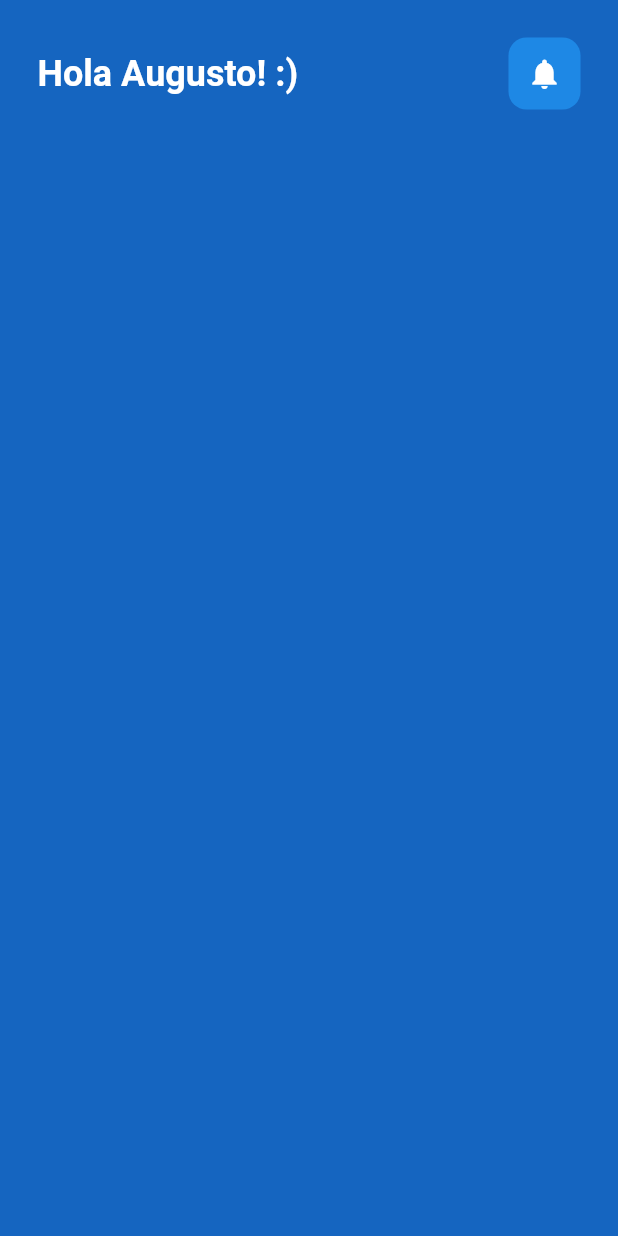
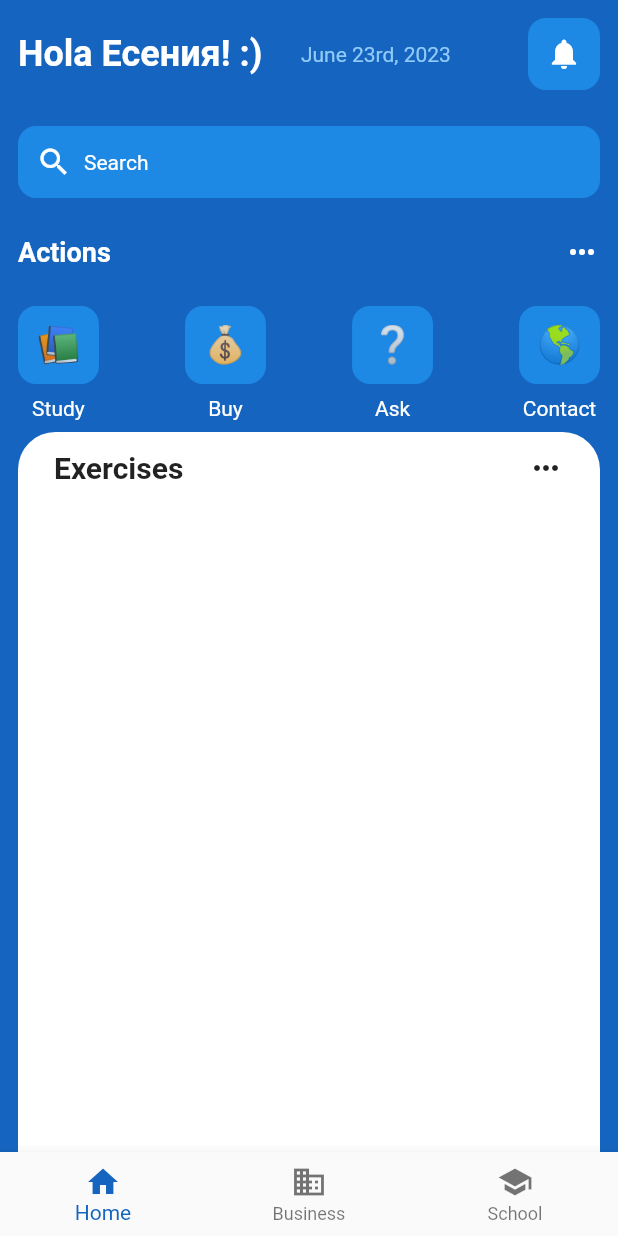
Before and after one commit to AugustoDiaz-Dev/FlutterProjects, a Flutter app: the screen it shows after launch, on a phone screen of 412 x 824 dp. Run offline on Flutter 3.47's test engine with Material 2 defaults, Android fonts, the phone set to English and light mode, and no system bars; our stand-ins replace flutter_spinkit.

Commit message:
UI Project Layout

```diff
--- a/ui_project/lib/pages/home_page.dart
+++ b/ui_project/lib/pages/home_page.dart
@@ -1,4 +1,7 @@
+// ignore_for_file: prefer_const_constructors
+
 import 'package:flutter/material.dart';
+import 'package:ui_project/utilities/actions.dart';
 
 class HomePage extends StatefulWidget {
   const HomePage({super.key});
@@ -12,19 +15,41 @@ class _HomePageState extends State<HomePage> {
   Widget build(BuildContext context) {
     return Scaffold(
         backgroundColor: Colors.blue[800],
+        // BOTTOM NAVIGATION BAR
+        bottomNavigationBar: BottomNavigationBar(
+          items: const <BottomNavigationBarItem>[
+            BottomNavigationBarItem(
+              icon: Icon(Icons.home),
+              label: 'Home',
+            ),
+            BottomNavigationBarItem(
+              icon: Icon(Icons.business),
+              label: 'Business',
+            ),
+            BottomNavigationBarItem(
+              icon: Icon(Icons.school),
+              label: 'School',
+            ),
+          ],
+          selectedItemColor: Colors.blue[800],
+        ),
         body: SafeArea(
           child: Padding(
-            padding: EdgeInsets.all(25.0),
+            padding: const EdgeInsets.fromLTRB(12, 12, 12, 0),
             child: Column(
               children: [
+                // HEADER
                 Row(
                   mainAxisAlignment: MainAxisAlignment.spaceBetween,
                   children: [
-                    Text('Hola Augusto! :)',
+                    Text('Hola Есения! :)',
                         style: TextStyle(
                             color: Colors.white,
                             fontSize: 24,
                             fontWeight: FontWeight.bold)),
+                    Text('June 23rd, 2023',
+                        style: TextStyle(color: Colors.blue[200])),
+                    SizedBox(height: 8),
                     Container(
                       decoration: BoxDecoration(
                         color: Colors.blue[600],
@@ -37,7 +62,138 @@ class _HomePageState extends State<HomePage> {
                       ),
                     )
                   ],
-                )
+                ),
+                SizedBox(height: 24),
+                // SEARCH BAR
+                Container(
+                  decoration: BoxDecoration(
+                    color: Colors.blue[600],
+                    borderRadius: BorderRadius.circular(12),
+                  ),
+                  padding: EdgeInsets.all(12),
+                  child: Row(children: const [
+                    Icon(
+                      Icons.search,
+                      color: Colors.white,
+                    ),
+                    SizedBox(
+                      width: 8,
+                    ),
+                    Text('Search',
+                        style: TextStyle(
+                          color: Colors.white,
+                        )),
+                  ]),
+                ),
+                SizedBox(height: 24),
+                // THIRD PART
+                Row(
+                  mainAxisAlignment: MainAxisAlignment.spaceBetween,
+                  children: const [
+                    Text('Actions',
+                        style: TextStyle(
+                            color: Colors.white,
+                            fontSize: 18,
+                            fontWeight: FontWeight.bold)),
+                    SizedBox(width: 8),
+                    Icon(
+                      Icons.more_horiz,
+                      color: Colors.white,
+                    ),
+                  ],
+                ),
+                SizedBox(height: 24),
+                // ICONS
+                Row(
+                  mainAxisAlignment: MainAxisAlignment.spaceBetween,
+                  children: const [
+                    Column(
+                      children: [
+                        MyActions(
+                          myActions: '📚',
+                        ),
+                        SizedBox(height: 8),
+                        Text('Study',
+                            style: TextStyle(
+                              color: Colors.white,
+                              fontSize: 14,
+                            ))
+                      ],
+                    ),
+                    Column(
+                      children: [
+                        MyActions(
+                          myActions: '💰',
+                        ),
+                        SizedBox(height: 8),
+                        Text('Buy',
+                            style: TextStyle(
+                              color: Colors.white,
+                              fontSize: 14,
+                            ))
+                      ],
+                    ),
+                    Column(
+                      children: [
+                        MyActions(
+                          myActions: '❔',
+                        ),
+                        SizedBox(height: 8),
+                        Text('Ask',
+                            style: TextStyle(
+                              color: Colors.white,
+                              fontSize: 14,
+                            ))
+                      ],
+                    ),
+                    Column(
+                      children: [
+                        MyActions(
+                          myActions: '🌎',
+                        ),
+                        SizedBox(height: 8),
+                        Text('Contact',
+                            style: TextStyle(
+                              color: Colors.white,
+                              fontSize: 14,
+                            ))
+                      ],
+                    ),
+                  ],
+                ),
+                SizedBox(
+                  height: 8,
+                ),
+                Expanded(
+                  child: ClipRRect(
+                    borderRadius:
+                        BorderRadius.vertical(top: Radius.circular(25)),
+                    child: Container(
+                        color: Colors.white,
+                        child: Center(
+                          child: Column(
+                            children: [
+                              Padding(
+                                padding:
+                                    const EdgeInsets.fromLTRB(24, 12, 24, 12),
+                                child: Row(
+                                  mainAxisAlignment:
+                                      MainAxisAlignment.spaceBetween,
+                                  children: [
+                                    Text('Exercises',
+                                        style: TextStyle(
+                                          fontWeight: FontWeight.bold,
+                                          fontSize: 20,
+                                        )),
+                                    Icon(Icons.more_horiz),
+                                  ],
+                                ),
+                              )
+                            ],
+                          ),
+                        )),
+                  ),
+                ),
               ],
             ),
           ),
--- /dev/null
+++ b/ui_project/lib/utilities/actions.dart
@@ -0,0 +1,26 @@
+import 'package:flutter/material.dart';
+
+class MyActions extends StatelessWidget {
+  final String myActions;
+
+  const MyActions({super.key, required this.myActions});
+
+  @override
+  Widget build(BuildContext context) {
+    return Container(
+      decoration: BoxDecoration(
+        color: Colors.blue[600],
+        borderRadius: BorderRadius.circular(12),
+      ),
+      padding: EdgeInsets.all(12),
+      child: Center(
+        child: Text(
+          myActions,
+          style: TextStyle(
+            fontSize: 24,
+          ),
+        ),
+      ),
+    );
+  }
+}
```
